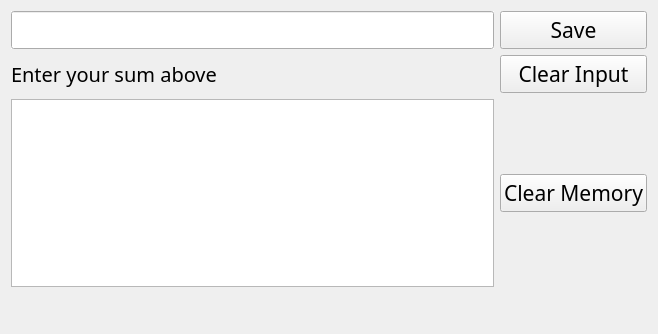
timlyo/Calculator, file calculatorwindow.ui: the form before one commit.
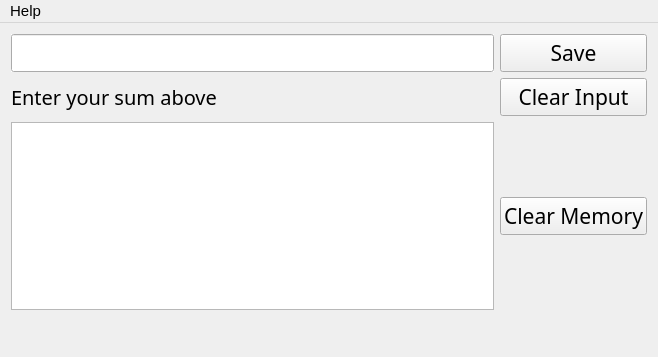
The form after the commit.

Commit message:
Added a help and about screen
Must remember to finish the about screen

 Changes to be committed:
	modified:   Calculator.pro
	new file:   aboutwindow.cpp
	new file:   aboutwindow.h
	new file:   aboutwindow.ui
	modified:   calculatorwindow.cpp
	modified:   calculatorwindow.h
	modified:   calculatorwindow.ui
	new file:   helpwindow.cpp
	new file:   helpwindow.h
	new file:   helpwindow.ui

```diff
--- a/calculatorwindow.ui
+++ b/calculatorwindow.ui
@@ -7,7 +7,7 @@
     <x>0</x>
     <y>0</y>
     <width>658</width>
-    <height>334</height>
+    <height>357</height>
    </rect>
   </property>
   <property name="sizePolicy">
@@ -18,7 +18,7 @@
   </property>
   <property name="font">
    <font>
-    <pointsize>20</pointsize>
+    <pointsize>11</pointsize>
    </font>
   </property>
   <property name="focusPolicy">
@@ -150,6 +150,34 @@
     </item>
    </layout>
   </widget>
+  <widget class="QMenuBar" name="menuBar">
+   <property name="geometry">
+    <rect>
+     <x>0</x>
+     <y>0</y>
+     <width>658</width>
+     <height>23</height>
+    </rect>
+   </property>
+   <widget class="QMenu" name="menuHelp">
+    <property name="title">
+     <string>Help</string>
+    </property>
+    <addaction name="actionCommand"/>
+    <addaction name="actionAbout"/>
+   </widget>
+   <addaction name="menuHelp"/>
+  </widget>
+  <action name="actionCommand">
+   <property name="text">
+    <string>Commands</string>
+   </property>
+  </action>
+  <action name="actionAbout">
+   <property name="text">
+    <string>About</string>
+   </property>
+  </action>
  </widget>
  <layoutdefault spacing="6" margin="11"/>
  <resources/>
```
The commit also changes 10 other files.
